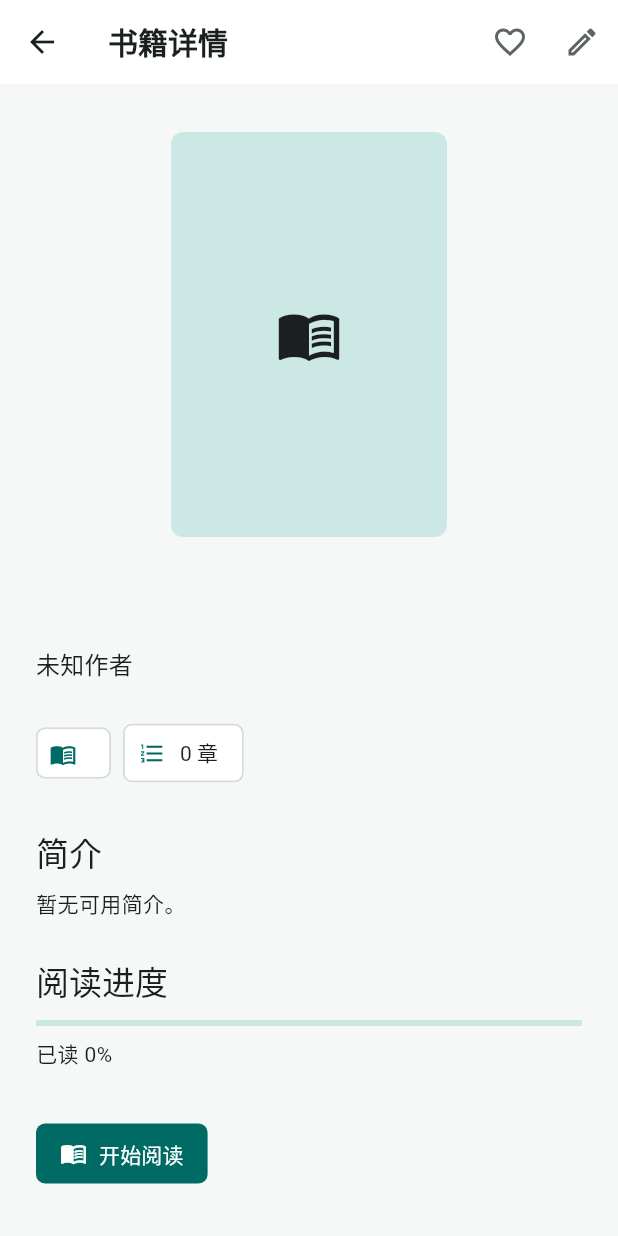
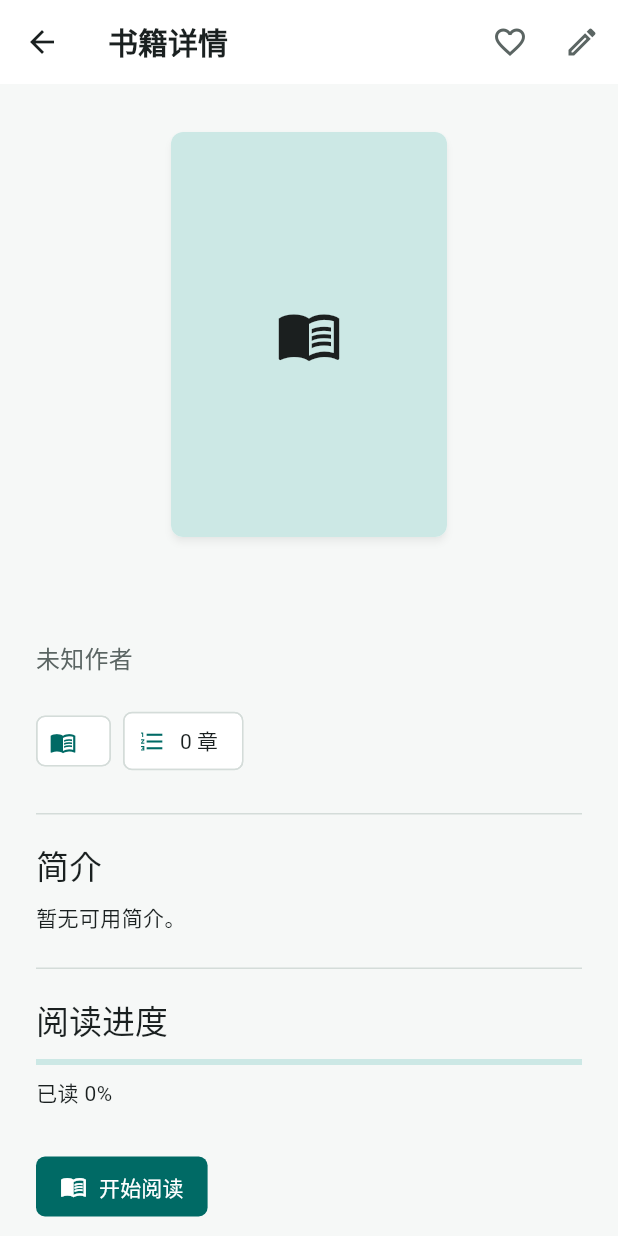
Before and after one commit to bbdd2729/TomoRead, a Flutter app: the BookDetailsPage screen opened directly with empty values, on a phone screen of 412 x 824 dp. Run offline on Flutter 3.47's test engine with Material 3 defaults, Android fonts, the phone set to English and light mode, and no system bars; our stand-ins replace file_picker, flutter_hooks, hooks_riverpod, sqflite, sqflite_common, sqflite_common_ffi and 1 more; missing offline and left inert: pdfrx, webview_flutter_windows; accounts and stored records are empty.

Commit message:
feat: refine book detail and reader panels

```diff
--- a/lib/features/library/book_details_page.dart
+++ b/lib/features/library/book_details_page.dart
@@ -197,12 +197,15 @@ class BookDetailsPage extends HookConsumerWidget {
         builder: (context, constraints) {
           final isWide = constraints.maxWidth >= 760;
           final cover = SizedBox(
-            width: isWide ? 232 : 184,
-            height: isWide ? 340 : 270,
+            width: isWide ? 248 : 184,
+            height: isWide ? 364 : 270,
             child: Hero(
               tag: bookCoverHeroTag(displayedBook),
-              child: ClipRRect(
+              child: Material(
+                elevation: 2,
+                shadowColor: Colors.black26,
                 borderRadius: BorderRadius.circular(8),
+                clipBehavior: Clip.antiAlias,
                 child: BookCover(
                   key: const Key('book-detail-cover'),
                   book: displayedBook,
@@ -244,8 +247,16 @@ class BookDetailsPage extends HookConsumerWidget {
                         crossAxisAlignment: CrossAxisAlignment.start,
                         children: [
                           cover,
-                          const SizedBox(width: 48),
-                          Expanded(child: details),
+                          const SizedBox(width: 56),
+                          Expanded(
+                            child: AnimatedSwitcher(
+                              duration: const Duration(milliseconds: 160),
+                              child: KeyedSubtree(
+                                key: ValueKey(isEditing.value),
+                                child: details,
+                              ),
+                            ),
+                          ),
                         ],
                       )
                     : Column(
@@ -253,7 +264,13 @@ class BookDetailsPage extends HookConsumerWidget {
                         children: [
                           Center(child: cover),
                           const SizedBox(height: 28),
-                          details,
+                          AnimatedSwitcher(
+                            duration: const Duration(milliseconds: 160),
+                            child: KeyedSubtree(
+                              key: ValueKey(isEditing.value),
+                              child: details,
+                            ),
+                          ),
                         ],
                       ),
               ),
@@ -288,10 +305,15 @@ class _BookDetailsContent extends StatelessWidget {
     return Column(
       crossAxisAlignment: CrossAxisAlignment.start,
       children: [
-        Text(book.title, style: theme.textTheme.headlineMedium),
+        Text(book.title, style: theme.textTheme.headlineSmall),
         const SizedBox(height: 8),
-        Text(author, style: theme.textTheme.titleMedium),
-        const SizedBox(height: 24),
+        Text(
+          author,
+          style: theme.textTheme.titleMedium?.copyWith(
+            color: theme.colorScheme.onSurfaceVariant,
+          ),
+        ),
+        const SizedBox(height: 20),
         Wrap(
           spacing: 8,
           runSpacing: 8,
@@ -321,7 +343,9 @@ class _BookDetailsContent extends StatelessWidget {
               ),
           ],
         ),
-        const SizedBox(height: 28),
+        const SizedBox(height: 24),
+        const Divider(),
+        const SizedBox(height: 20),
         Text('简介', style: theme.textTheme.titleLarge),
         const SizedBox(height: 10),
         if (description.isEmpty)
@@ -339,7 +363,9 @@ class _BookDetailsContent extends StatelessWidget {
               child: Text(isDescriptionExpanded ? '收起' : '展开全部'),
             ),
         ],
-        const SizedBox(height: 28),
+        const SizedBox(height: 24),
+        const Divider(),
+        const SizedBox(height: 20),
         Text('阅读进度', style: theme.textTheme.titleLarge),
         const SizedBox(height: 12),
         LinearProgressIndicator(value: book.progress),
@@ -348,7 +374,7 @@ class _BookDetailsContent extends StatelessWidget {
           '已读 ${(book.progress * 100).round()}%',
           style: theme.textTheme.bodyMedium,
         ),
-        const SizedBox(height: 32),
+        const SizedBox(height: 28),
         FilledButton.icon(
           key: const Key('book-detail-read'),
           onPressed: onOpenReader,
```
Also changed, not shown: lib/features/reader/reader_workspace.dart (+56 -7 lines), lib/features/workspace/app_shell.dart (+17 -2 lines).
